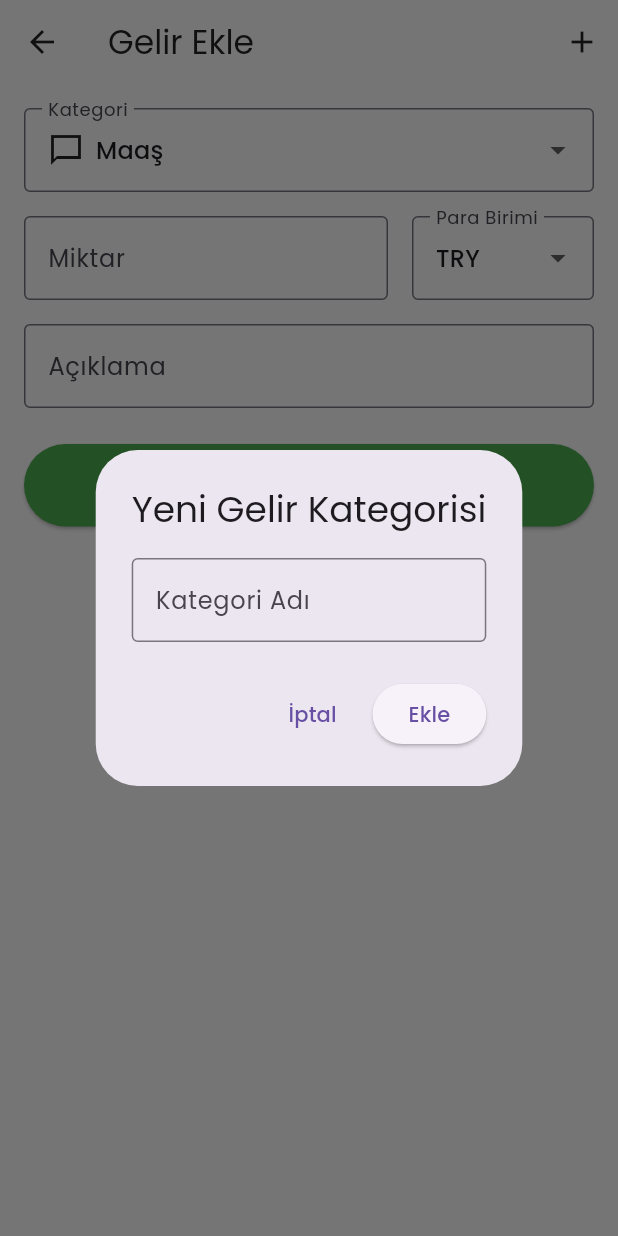
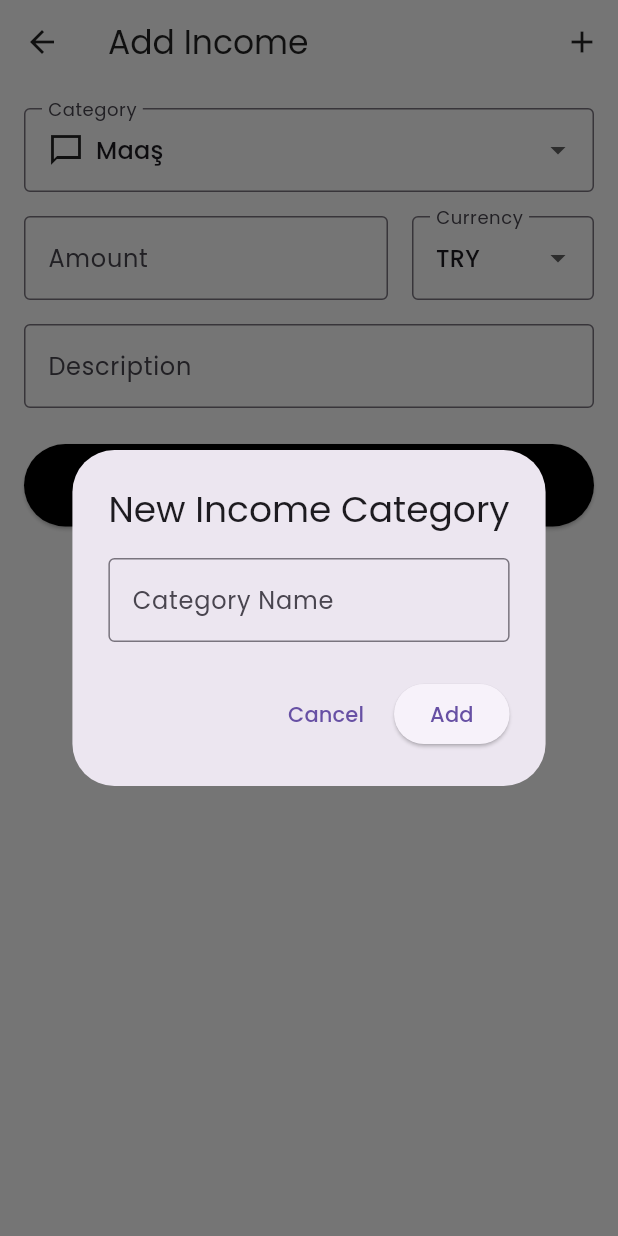
Before and after one commit to ugurcaneser/flowwie, a Flutter app: the AddTransactionScreen screen opened directly, after a tap on the "add" icon, on a phone screen of 412 x 824 dp. Run offline on Flutter 3.47's test engine with Material 3 defaults, Android fonts, the light colour scheme and no system bars; our stand-ins replace shared_preferences; accounts and stored records are empty.

Commit message:
modify app styles

```diff
--- a/lib/screens/add_transaction_screen.dart
+++ b/lib/screens/add_transaction_screen.dart
@@ -69,12 +69,12 @@ class _AddTransactionScreenState extends State<AddTransactionScreen> {
 
   @override
   Widget build(BuildContext context) {
-    final categoryProvider = Provider.of<CategoryProvider>(context);
+    Provider.of<CategoryProvider>(context);
 
     return Scaffold(
       appBar: AppBar(
         title: Text(
-          widget.isIncome ? 'Gelir Ekle' : 'Harcama Ekle',
+          widget.isIncome ? 'Add Income' : 'Add Expense',
           style: const TextStyle(color: Colors.black87),
         ),
         backgroundColor: Colors.white,
@@ -84,7 +84,7 @@ class _AddTransactionScreenState extends State<AddTransactionScreen> {
           IconButton(
             icon: const Icon(Icons.add),
             onPressed: () => _showAddCategoryDialog(context),
-            tooltip: 'Yeni Kategori Ekle',
+            tooltip: 'Add Category',
           ),
         ],
       ),
@@ -99,7 +99,7 @@ class _AddTransactionScreenState extends State<AddTransactionScreen> {
                 DropdownButtonFormField<String>(
                   value: _selectedCategoryId,
                   decoration: const InputDecoration(
-                    labelText: 'Kategori',
+                    labelText: 'Category',
                     border: OutlineInputBorder(),
                   ),
                   items: Provider.of<CategoryProvider>(context)
@@ -110,7 +110,8 @@ class _AddTransactionScreenState extends State<AddTransactionScreen> {
                       child: Row(
                         children: [
                           if (category.iconName != null)
-                            Icon(getIconData(category.iconName) ?? Icons.category),
+                            Icon(getIconData(category.iconName) ??
+                                Icons.category),
                           const SizedBox(width: 8),
                           Text(category.name),
                         ],
@@ -119,7 +120,7 @@ class _AddTransactionScreenState extends State<AddTransactionScreen> {
                   }).toList(),
                   validator: (value) {
                     if (value == null || value.isEmpty) {
-                      return 'Lütfen bir kategori seçin';
+                      return 'Please select a category';
                     }
                     return null;
                   },
@@ -136,18 +137,20 @@ class _AddTransactionScreenState extends State<AddTransactionScreen> {
                       flex: 2,
                       child: TextFormField(
                         controller: _amountController,
-                        keyboardType: const TextInputType.numberWithOptions(decimal: true),
+                        keyboardType: const TextInputType.numberWithOptions(
+                            decimal: true),
                         decoration: InputDecoration(
-                          labelText: 'Miktar',
+                          labelText: 'Amount',
                           prefixText: getCurrencySymbol(_selectedCurrency),
                           border: const OutlineInputBorder(),
                         ),
                         validator: (value) {
                           if (value == null || value.isEmpty) {
-                            return 'Lütfen bir miktar girin';
+                            return 'Please enter an amount';
                           }
-                          if (double.tryParse(value.replaceAll(',', '.')) == null) {
-                            return 'Geçerli bir sayı girin';
+                          if (double.tryParse(value.replaceAll(',', '.')) ==
+                              null) {
+                            return 'Please enter a valid number';
                           }
                           return null;
                         },
@@ -159,7 +162,7 @@ class _AddTransactionScreenState extends State<AddTransactionScreen> {
                       child: DropdownButtonFormField<Currency>(
                         value: _selectedCurrency,
                         decoration: const InputDecoration(
-                          labelText: 'Para Birimi',
+                          labelText: 'Currency',
                           border: OutlineInputBorder(),
                         ),
                         items: Currency.values.map((Currency currency) {
@@ -183,12 +186,12 @@ class _AddTransactionScreenState extends State<AddTransactionScreen> {
                 TextFormField(
                   controller: _descriptionController,
                   decoration: const InputDecoration(
-                    labelText: 'Açıklama',
+                    labelText: 'Description',
                     border: OutlineInputBorder(),
                   ),
                   validator: (value) {
                     if (value == null || value.isEmpty) {
-                      return 'Lütfen bir açıklama girin';
+                      return 'Please enter a description';
                     }
                     return null;
                   },
@@ -197,9 +200,11 @@ class _AddTransactionScreenState extends State<AddTransactionScreen> {
                 ElevatedButton(
                   onPressed: () {
                     if (_formKey.currentState!.validate()) {
-                      final provider = Provider.of<TransactionProvider>(context, listen: false);
+                      final provider = Provider.of<TransactionProvider>(context,
+                          listen: false);
                       provider.addTransaction(
-                        double.parse(_amountController.text.replaceAll(',', '.')),
+                        double.parse(
+                            _amountController.text.replaceAll(',', '.')),
                         _descriptionController.text,
                         widget.isIncome,
                         _selectedCurrency,
@@ -209,11 +214,11 @@ class _AddTransactionScreenState extends State<AddTransactionScreen> {
                     }
                   },
                   style: ElevatedButton.styleFrom(
-                    backgroundColor: widget.isIncome ? Colors.green : Colors.red,
+                    backgroundColor: Colors.black,
                     padding: const EdgeInsets.symmetric(vertical: 16),
                   ),
                   child: Text(
-                    'Kaydet',
+                    'Save',
                     style: const TextStyle(fontSize: 16, color: Colors.white),
                   ),
                 ),
@@ -232,18 +237,19 @@ class _AddTransactionScreenState extends State<AddTransactionScreen> {
     showDialog(
       context: context,
       builder: (context) => AlertDialog(
-        title: Text(widget.isIncome ? 'Yeni Gelir Kategorisi' : 'Yeni Harcama Kategorisi'),
+        title: Text(
+            widget.isIncome ? 'New Income Category' : 'New Expense Category'),
         content: Form(
           key: formKey,
           child: TextFormField(
             controller: nameController,
             decoration: const InputDecoration(
-              labelText: 'Kategori Adı',
+              labelText: 'Category Name',
               border: OutlineInputBorder(),
             ),
             validator: (value) {
               if (value == null || value.isEmpty) {
-                return 'Lütfen bir kategori adı girin';
+                return 'Please enter a category name';
               }
               return null;
             },
@@ -252,12 +258,13 @@ class _AddTransactionScreenState extends State<AddTransactionScreen> {
         actions: [
           TextButton(
             onPressed: () => Navigator.pop(context),
-            child: const Text('İptal'),
+            child: const Text('Cancel'),
           ),
           ElevatedButton(
             onPressed: () {
               if (formKey.currentState!.validate()) {
-                final categoryProvider = Provider.of<CategoryProvider>(context, listen: false);
+                final categoryProvider =
+                    Provider.of<CategoryProvider>(context, listen: false);
                 categoryProvider.addCategory(
                   nameController.text,
                   widget.isIncome,
@@ -265,7 +272,7 @@ class _AddTransactionScreenState extends State<AddTransactionScreen> {
                 Navigator.pop(context);
               }
             },
-            child: const Text('Ekle'),
+            child: const Text('Add'),
           ),
         ],
       ),
```
Also changed, not shown: lib/screens/home_screen.dart (+6 -12 lines).
